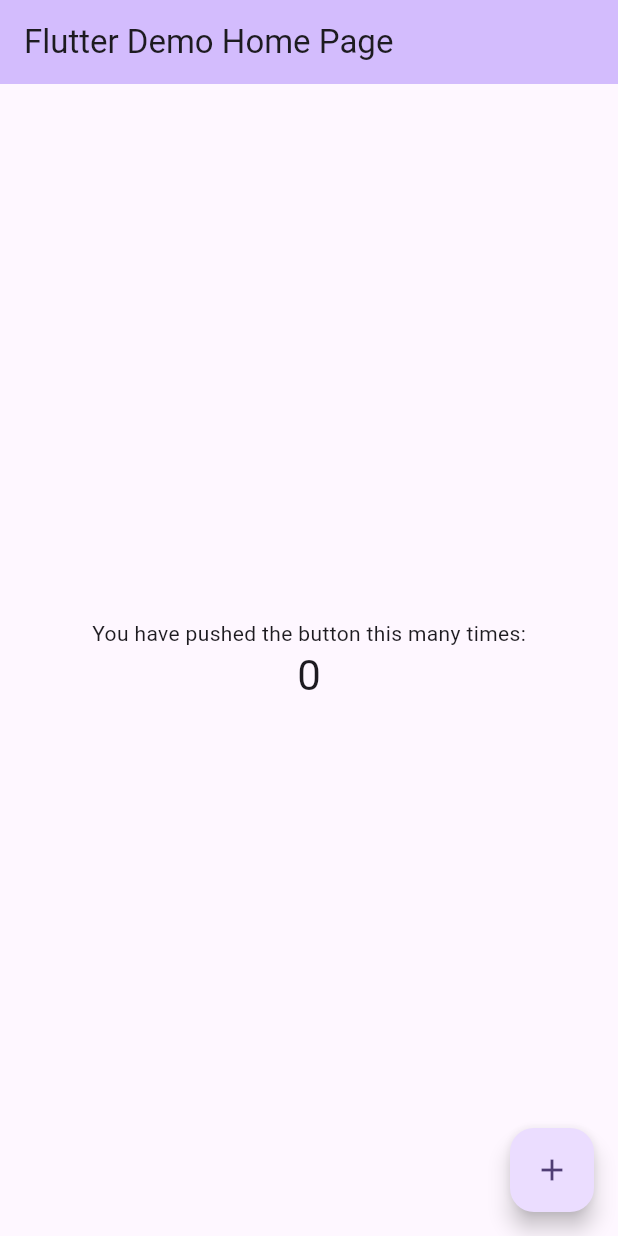
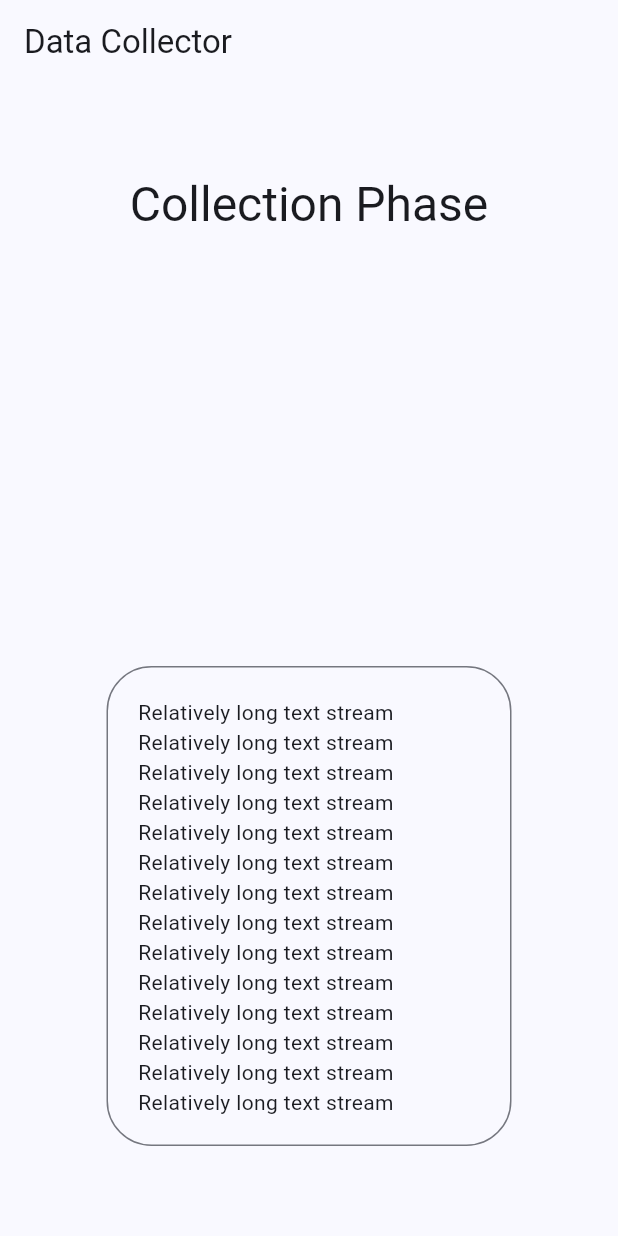
Before and after one commit to minguyeme/sprint_companion, a Flutter app: the screen it shows after launch, on a phone screen of 412 x 824 dp. Run offline on Flutter 3.47's test engine with Material 3 defaults, Android fonts, the phone set to English and light mode, and no system bars.

Commit message:
feat(DataCollectorView): add basic page for data collection step

```diff
--- a/lib/main.dart
+++ b/lib/main.dart
@@ -1,4 +1,5 @@
 import 'package:flutter/material.dart';
+import 'package:sprint_companion/view/data_collector_view.dart';
 
 void main() {
   runApp(const MyApp());
@@ -7,116 +8,14 @@ void main() {
 class MyApp extends StatelessWidget {
   const MyApp({super.key});
 
-  // This widget is the root of your application.
   @override
   Widget build(BuildContext context) {
     return MaterialApp(
       title: 'Flutter Demo',
       theme: ThemeData(
-        // This is the theme of your application.
-        //
-        // TRY THIS: Try running your application with "flutter run". You'll see
-        // the application has a purple toolbar. Then, without quitting the app,
-        // try changing the seedColor in the colorScheme below to Colors.green
-        // and then invoke "hot reload" (save your changes or press the "hot
-        // reload" button in a Flutter-supported IDE, or press "r" if you used
-        // the command line to start the app).
-        //
-        // Notice that the counter didn't reset back to zero; the application
-        // state is not lost during the reload. To reset the state, use hot
-        // restart instead.
-        //
-        // This works for code too, not just values: Most code changes can be
-        // tested with just a hot reload.
-        colorScheme: .fromSeed(seedColor: Colors.deepPurple),
+        colorScheme: ColorScheme.fromSeed(seedColor: Colors.blueAccent),
       ),
-      home: const MyHomePage(title: 'Flutter Demo Home Page'),
+      home: DataCollectorView(),
     );
   }
 }
-
-class MyHomePage extends StatefulWidget {
-  const MyHomePage({super.key, required this.title});
-
-  // This widget is the home page of your application. It is stateful, meaning
-  // that it has a State object (defined below) that contains fields that affect
-  // how it looks.
-
-  // This class is the configuration for the state. It holds the values (in this
-  // case the title) provided by the parent (in this case the App widget) and
-  // used by the build method of the State. Fields in a Widget subclass are
-  // always marked "final".
-
-  final String title;
-
-  @override
-  State<MyHomePage> createState() => _MyHomePageState();
-}
-
-class _MyHomePageState extends State<MyHomePage> {
-  int _counter = 0;
-
-  void _incrementCounter() {
-    setState(() {
-      // This call to setState tells the Flutter framework that something has
-      // changed in this State, which causes it to rerun the build method below
-      // so that the display can reflect the updated values. If we changed
-      // _counter without calling setState(), then the build method would not be
-      // called again, and so nothing would appear to happen.
-      _counter++;
-    });
-  }
-
-  @override
-  Widget build(BuildContext context) {
-    // This method is rerun every time setState is called, for instance as done
-    // by the _incrementCounter method above.
-    //
-    // The Flutter framework has been optimized to make rerunning build methods
-    // fast, so that you can just rebuild anything that needs updating rather
-    // than having to individually change instances of widgets.
-    return Scaffold(
-      appBar: AppBar(
-        // TRY THIS: Try changing the color here to a specific color (to
-        // Colors.amber, perhaps?) and trigger a hot reload to see the AppBar
-        // change color while the other colors stay the same.
-        backgroundColor: Theme.of(context).colorScheme.inversePrimary,
-        // Here we take the value from the MyHomePage object that was created by
-        // the App.build method, and use it to set our appbar title.
-        title: Text(widget.title),
-      ),
-      body: Center(
-        // Center is a layout widget. It takes a single child and positions it
-        // in the middle of the parent.
-        child: Column(
-          // Column is also a layout widget. It takes a list of children and
-          // arranges them vertically. By default, it sizes itself to fit its
-          // children horizontally, and tries to be as tall as its parent.
-          //
-          // Column has various properties to control how it sizes itself and
-          // how it positions its children. Here we use mainAxisAlignment to
-          // center the children vertically; the main axis here is the vertical
-          // axis because Columns are vertical (the cross axis would be
-          // horizontal).
-          //
-          // TRY THIS: Invoke "debug painting" (choose the "Toggle Debug Paint"
-          // action in the IDE, or press "p" in the console), to see the
-          // wireframe for each widget.
-          mainAxisAlignment: .center,
-          children: [
-            const Text('You have pushed the button this many times:'),
-            Text(
-              '$_counter',
-              style: Theme.of(context).textTheme.headlineMedium,
-            ),
-          ],
-        ),
-      ),
-      floatingActionButton: FloatingActionButton(
-        onPressed: _incrementCounter,
-        tooltip: 'Increment',
-        child: const Icon(Icons.add),
-      ),
-    );
-  }
-}
--- /dev/null
+++ b/lib/view/data_collector_view.dart
@@ -0,0 +1,54 @@
+import 'package:flutter/material.dart';
+
+class DataCollectorView extends StatelessWidget {
+  const DataCollectorView({super.key});
+
+  @override
+  Widget build(BuildContext context) {
+    return Scaffold(
+      appBar: AppBar(
+        title: const Text('Data Collector'),
+        centerTitle: false,
+        scrolledUnderElevation: 0,
+        backgroundColor: Theme.of(context).colorScheme.surface,
+      ),
+      body: Center(
+        child: Padding(
+          padding: EdgeInsets.symmetric(horizontal: 20, vertical: 60),
+          child: Column(
+            crossAxisAlignment: CrossAxisAlignment.center,
+            children: [
+              Text(
+                'Collection Phase',
+                style: Theme.of(context).textTheme.headlineLarge,
+              ),
+              Spacer(),
+              Container(
+                height: 320,
+                width: 270,
+                decoration: BoxDecoration(
+                  color: Theme.of(context).colorScheme.surface,
+                  border: Border.all(
+                    color: Theme.of(context).colorScheme.outline,
+                    width: 1,
+                  ),
+                  borderRadius: BorderRadius.circular(30),
+                ),
+                child: Padding(
+                  padding: const EdgeInsets.symmetric(vertical: 20),
+                  child: ListView(
+                    padding: EdgeInsets.symmetric(horizontal: 20),
+                    children: [
+                      for (int i = 0; i < 40; i++)
+                        const Text('Relatively long text stream'),
+                    ],
+                  ),
+                ),
+              ),
+            ],
+          ),
+        ),
+      ),
+    );
+  }
+}
```
